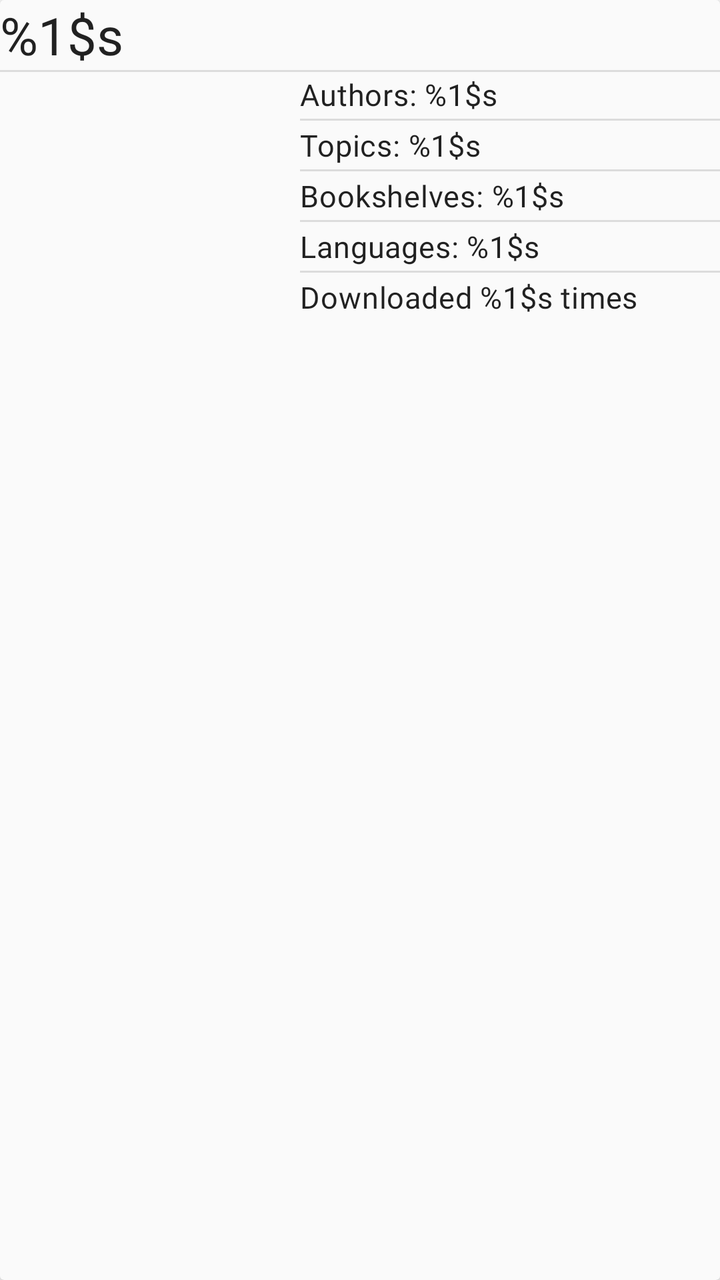
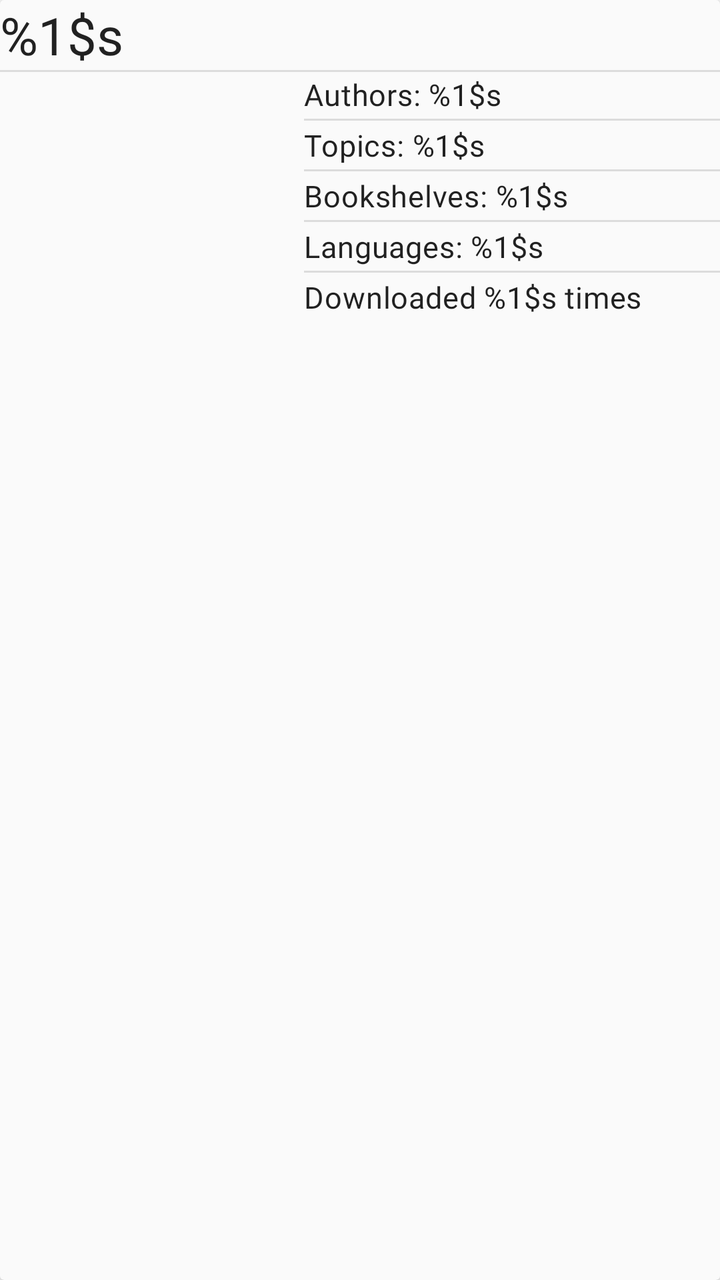

Compare the two renders of this Android layout. The source of the first and the diff that turns it into the second are given below.
<!-- AndroidManifest.xml: another module's application theme Theme.ECatalogs -->
<!-- res/layout/book_entry.xml -->
<?xml version="1.0" encoding="utf-8"?>
<androidx.cardview.widget.CardView xmlns:android="http://schemas.android.com/apk/res/android"
    xmlns:app="http://schemas.android.com/apk/res-auto"
    android:id="@+id/book_entry_card_view"
    android:layout_width="match_parent"
    android:layout_height="wrap_content"
    android:layout_marginBottom="8dp"
    android:backgroundTint="?attr/colorSurface">

    <androidx.constraintlayout.widget.ConstraintLayout
        android:layout_width="match_parent"
        android:layout_height="wrap_content">

        <TextView
            android:id="@+id/book_title"
            android:layout_width="match_parent"
            android:layout_height="wrap_content"
            android:layout_marginBottom="@dimen/two_dimen"
            android:text="@string/title"
            android:textAppearance="?attr/textAppearanceHeadline5"
            app:layout_constraintTop_toTopOf="parent" />

        <View
            android:id="@+id/divider_horizontal"
            style="@style/Divider.Horizontal"
            app:layout_constraintStart_toStartOf="parent"
            app:layout_constraintTop_toBottomOf="@id/book_title" />

        <com.google.android.material.imageview.ShapeableImageView
            android:id="@+id/image"
            android:layout_width="150dp"
            android:layout_height="match_parent"
            android:adjustViewBounds="true"
            app:layout_constraintBottom_toBottomOf="parent"
            app:layout_constraintStart_toStartOf="parent"
            app:layout_constraintTop_toBottomOf="@id/divider_horizontal" />

        <LinearLayout
            android:id="@+id/llayout"
            android:layout_width="250dp"
            android:layout_height="wrap_content"
            android:orientation="vertical"
            app:layout_constraintBottom_toBottomOf="parent"
            app:layout_constraintStart_toEndOf="@id/image"
            app:layout_constraintTop_toTopOf="@id/divider_horizontal">

            <com.google.android.material.textview.MaterialTextView
                android:id="@+id/authors"
                android:layout_width="match_parent"
                android:layout_height="wrap_content"
                android:layout_marginVertical="@dimen/two_dimen"
                android:text="@string/authors"
                android:textAppearance="?attr/textAppearanceBody2" />

            <View style="@style/Divider.Horizontal" />

            <com.google.android.material.textview.MaterialTextView
                android:id="@+id/topics"
                android:layout_width="match_parent"
                android:layout_height="wrap_content"
                android:layout_marginVertical="@dimen/two_dimen"
                android:text="@string/topics"
                android:textAppearance="?attr/textAppearanceBody2" />

            <View style="@style/Divider.Horizontal" />

            <com.google.android.material.textview.MaterialTextView
                android:id="@+id/bookshelf"
                android:layout_width="match_parent"
                android:layout_height="wrap_content"
                android:layout_marginVertical="@dimen/two_dimen"
                android:text="@string/bookshelf"
                android:textAppearance="?attr/textAppearanceBody2" />

            <View style="@style/Divider.Horizontal" />

            <com.google.android.material.textview.MaterialTextView
                android:id="@+id/languages"
                android:layout_width="match_parent"
                android:layout_height="wrap_content"
                android:layout_marginVertical="@dimen/two_dimen"
                android:text="@string/languages"
                android:textAppearance="?attr/textAppearanceBody2" />

            <View style="@style/Divider.Horizontal" />

            <com.google.android.material.textview.MaterialTextView
                android:id="@+id/downloaded"
                android:layout_width="match_parent"
                android:layout_height="wrap_content"
                android:layout_marginVertical="@dimen/two_dimen"
                android:text="@string/downloaded"
                android:textAppearance="?attr/textAppearanceBody2" />

        </LinearLayout>


    </androidx.constraintlayout.widget.ConstraintLayout>

</androidx.cardview.widget.CardView>
<!-- resources referenced by this layout -->
<resources>
  <dimen name="two_dimen">2dp</dimen>
  <string name="authors">Authors: %1$s</string>
  <string name="bookshelf">Bookshelves: %1$s</string>
  <string name="downloaded">Downloaded %1$s times</string>
  <string name="languages">Languages: %1$s</string>
  <string name="title">%1$s</string>
  <string name="topics">Topics: %1$s</string>
  <style name="Divider.Horizontal" parent="Divider">
          <item name="android:layout_width">match_parent</item>
          <item name="android:layout_height">1dp</item>
      </style>
  <style name="Divider">
          <item name="android:background">?android:attr/listDivider</item> // can add colorur here
      </style>
  <color name="blue_grey_600">#546e7a</color>
  <color name="blue_grey_100">#819ca9</color>
  <color name="black">#000000</color>
  <color name="white">#fafafa</color>
  <color name="blue_grey_700">#29434e</color>
  <style name="ShapeAppearance.ECatalog.SmallComponent" parent="ShapeAppearance.MaterialComponents.SmallComponent">
          <item name="cornerFamily">rounded</item>
          <item name="cornerSize">@dimen/reply_small_component_corner_radius</item>
      </style>
  <style name="ShapeAppearance.ECatalog.MediumComponent" parent="ShapeAppearance.MaterialComponents.MediumComponent">
          <item name="cornerFamily">rounded</item>
          <item name="cornerSize">@dimen/reply_medium_component_corner_radius</item>
      </style>
  <style name="ShapeAppearance.ECatalog.LargeComponent" parent="ShapeAppearance.MaterialComponents.LargeComponent">
          <item name="cornerFamily">rounded</item>
          <item name="cornerSize">@dimen/reply_large_component_corner_radius</item>
      </style>
  <style name="TextAppearance.MdcTypographyStyles.Headline5" parent="TextAppearance.MaterialComponents.Headline5">
          <item name="fontFamily">@font/nunito_sans_bold</item>
          <item name="android:fontFamily">@font/nunito_sans_bold</item>
          <item name="android:textSize">26sp</item>
      </style>
  <style name="TextAppearance.MdcTypographyStyles.Body1" parent="TextAppearance.MaterialComponents.Body1">
          <item name="fontFamily">@font/nunito_sans_regular</item>
          <item name="android:fontFamily">@font/nunito_sans_regular</item>
          <item name="android:textSize">17sp</item>
      </style>
  <style name="TextAppearance.MdcTypographyStyles.Body2" parent="TextAppearance.MaterialComponents.Body2">
          <item name="fontFamily">@font/nunito_sans_regular</item>
          <item name="android:fontFamily">@font/nunito_sans_regular</item>
          <item name="android:textSize">15sp</item>
      </style>
  <style name="TextAppearance.MdcTypographyStyles.Button" parent="TextAppearance.MaterialComponents.Button">
          <item name="fontFamily">@font/nunito_sans_light</item>
          <item name="android:fontFamily">@font/nunito_sans_light</item>
          <item name="android:textSize">15sp</item>
      </style>
  <style name="TextAppearance.MdcTypographyStyles.Caption" parent="TextAppearance.MaterialComponents.Caption">
          <item name="fontFamily">@font/nunito_sans_light</item>
          <item name="android:fontFamily">@font/nunito_sans_light</item>
          <item name="android:textSize">13sp</item>
      </style>
  <style name="TextAppearance.MdcTypographyStyles.Overline" parent="TextAppearance.MaterialComponents.Overline">
          <item name="fontFamily">@font/nunito_sans_light</item>
          <item name="android:fontFamily">@font/nunito_sans_light</item>
          <item name="android:textSize">11sp</item>
      </style>
  <dimen name="reply_small_component_corner_radius">8dp</dimen>
  <dimen name="reply_medium_component_corner_radius">12dp</dimen>
  <dimen name="reply_large_component_corner_radius">24dp</dimen>
  <!-- unchanged entries left out for length: 3 -->
</resources>

<!-- the commit's change to res/layout/book_entry.xml (unified diff, before → after) -->
@@ -4,7 +4,7 @@
     android:id="@+id/book_entry_card_view"
     android:layout_width="match_parent"
     android:layout_height="wrap_content"
-    android:layout_marginBottom="8dp"
+    android:layout_marginBottom="12dp"
     android:backgroundTint="?attr/colorSurface">
 
     <androidx.constraintlayout.widget.ConstraintLayout
@@ -40,6 +40,7 @@
             android:layout_width="250dp"
             android:layout_height="wrap_content"
             android:orientation="vertical"
+            android:layout_marginStart="@dimen/two_dimen"
             app:layout_constraintBottom_toBottomOf="parent"
             app:layout_constraintStart_toEndOf="@id/image"
             app:layout_constraintTop_toTopOf="@id/divider_horizontal">
